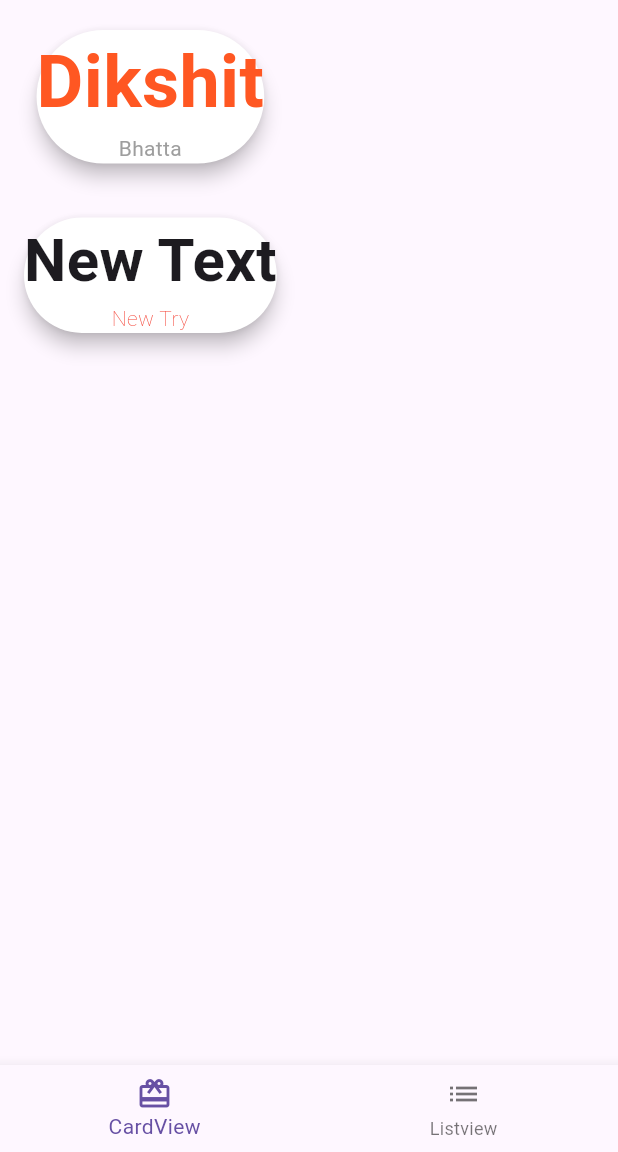
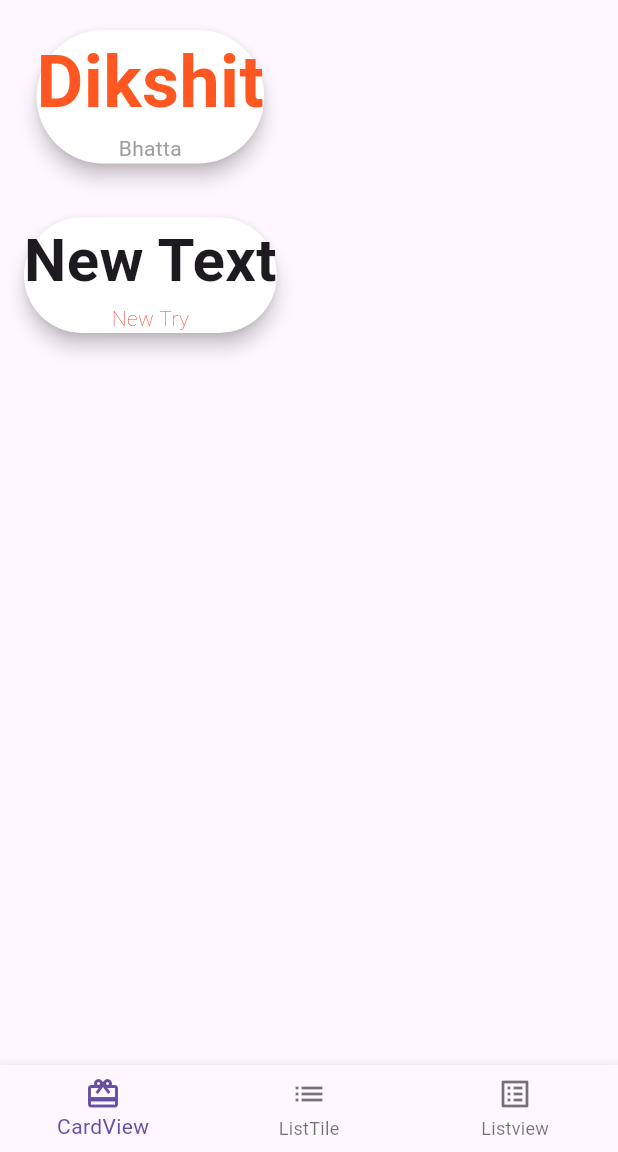
Before and after one commit to DikshitBhatta/Flutter, a Flutter app: the screen it shows after launch, on a phone screen of 412 x 824 dp, the part 84-1236 px from its top. Run offline on Flutter 3.47's test engine with Material 3 defaults, Android fonts, the phone set to English and light mode, and no system bars.

Commit message:
listviewbuilder

```diff
--- a/listandviews/lib/Pages/home.dart
+++ b/listandviews/lib/Pages/home.dart
@@ -1,6 +1,7 @@
 import 'package:flutter/material.dart';
 import 'package:listandviews/Pages/cardview.dart';
 import 'package:listandviews/Pages/listview.dart';
+import 'package:listandviews/Pages/listviewtile.dart';
 
 class Home extends StatefulWidget {
   @override
@@ -15,7 +16,8 @@
     super.initState();
     _listpages
       ..add(CardView())
-      ..add(Listview());
+      ..add(Listview())
+      ..add(Listviewtile());
     _currentPage = CardView();
   }
 
@@ -38,8 +40,18 @@
       bottomNavigationBar: BottomNavigationBar(
         items: [
           BottomNavigationBarItem(
-              icon: Icon(Icons.card_giftcard), label: 'CardView'),
-          BottomNavigationBarItem(icon: Icon(Icons.list), label: 'Listview'),
+            icon: Icon(Icons.card_giftcard),
+            label: 'CardView',
+          ),
+          BottomNavigationBarItem(
+            icon: Icon(Icons.list),
+            label: 'ListTile',
+          ),
+          BottomNavigationBarItem(
+              icon: Icon(
+                Icons.list_alt_outlined,
+              ),
+              label: 'Listview')
         ],
         onTap: (selectedIndex) => _changePage(selectedIndex),
       ),
```
Also changed, not shown: listandviews/lib/Pages/listviewtile.dart (added, +31 -0 lines), listandviews/lib/widgets/headerwidget.dart (added, +10 -0 lines), listandviews/lib/widgets/rowwidget.dart (added, +19 -0 lines), listandviews/lib/widgets/rowwithcard.dart (added, +12 -0 lines).
